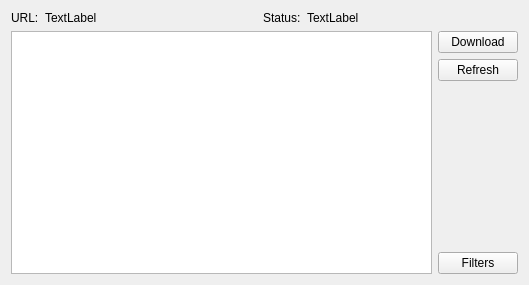
KDE/ktorrent, file plugins/syndication/feedwidget.ui: the form before one commit.
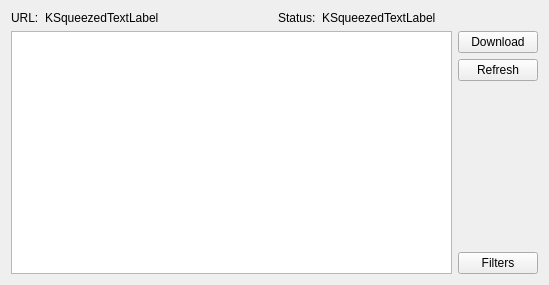
The form after the commit. Custom widgets are drawn as their Qt base class.

Commit message: Use KSqueezedTextLabel in FeedWidget to handle long url's properly

The edit to the form file:
```diff
--- a/plugins/syndication/feedwidget.ui
+++ b/plugins/syndication/feedwidget.ui
@@ -5,12 +5,14 @@
    <rect>
     <x>0</x>
     <y>0</y>
-    <width>529</width>
+    <width>549</width>
     <height>285</height>
    </rect>
   </property>
   <layout class="QVBoxLayout" name="verticalLayout" >
    <item>
+    <layout class="QHBoxLayout" name="horizontalLayout_4" >
+     <item>
     <layout class="QHBoxLayout" name="horizontalLayout_2" >
      <item>
       <widget class="QLabel" name="label" >
@@ -28,29 +30,41 @@
         </sizepolicy>
        </property>
        <property name="text" >
-        <string comment="KDE::DoNotExtract" >TextLabel</string>
+          <string comment="KDE::DoNotExtract" >KSqueezedTextLabel</string>
        </property>
       </widget>
      </item>
+      </layout>
+     </item>
+     <item>
+      <layout class="QHBoxLayout" name="horizontalLayout_3" >
      <item>
       <widget class="QLabel" name="label_2" >
+         <property name="sizePolicy" >
+          <sizepolicy vsizetype="Preferred" hsizetype="Preferred" >
+           <horstretch>0</horstretch>
+           <verstretch>0</verstretch>
+          </sizepolicy>
+         </property>
        <property name="text" >
         <string>Status:</string>
        </property>
       </widget>
      </item>
      <item>
-      <widget class="QLabel" name="m_status" >
+        <widget class="KSqueezedTextLabel" name="m_status" >
        <property name="sizePolicy" >
-        <sizepolicy vsizetype="Preferred" hsizetype="Expanding" >
+          <sizepolicy vsizetype="Preferred" hsizetype="MinimumExpanding" >
          <horstretch>0</horstretch>
          <verstretch>0</verstretch>
         </sizepolicy>
        </property>
        <property name="text" >
-        <string comment="KDE::DoNotExtract" >TextLabel</string>
-       </property>
-      </widget>
+          <string comment="KDE::DoNotExtract" >KSqueezedTextLabel</string>
+         </property>
+        </widget>
+       </item>
+      </layout>
      </item>
     </layout>
    </item>
@@ -114,6 +128,11 @@
    <extends>QPushButton</extends>
    <header>kpushbutton.h</header>
   </customwidget>
+  <customwidget>
+   <class>KSqueezedTextLabel</class>
+   <extends>QLabel</extends>
+   <header>ksqueezedtextlabel.h</header>
+  </customwidget>
  </customwidgets>
  <resources/>
  <connections/>
```
Left out of the diff: 8 changed lines with no effect on the pictures. Lines whose indentation alone changed are shown as unchanged. The commit also changes 1 other file.
